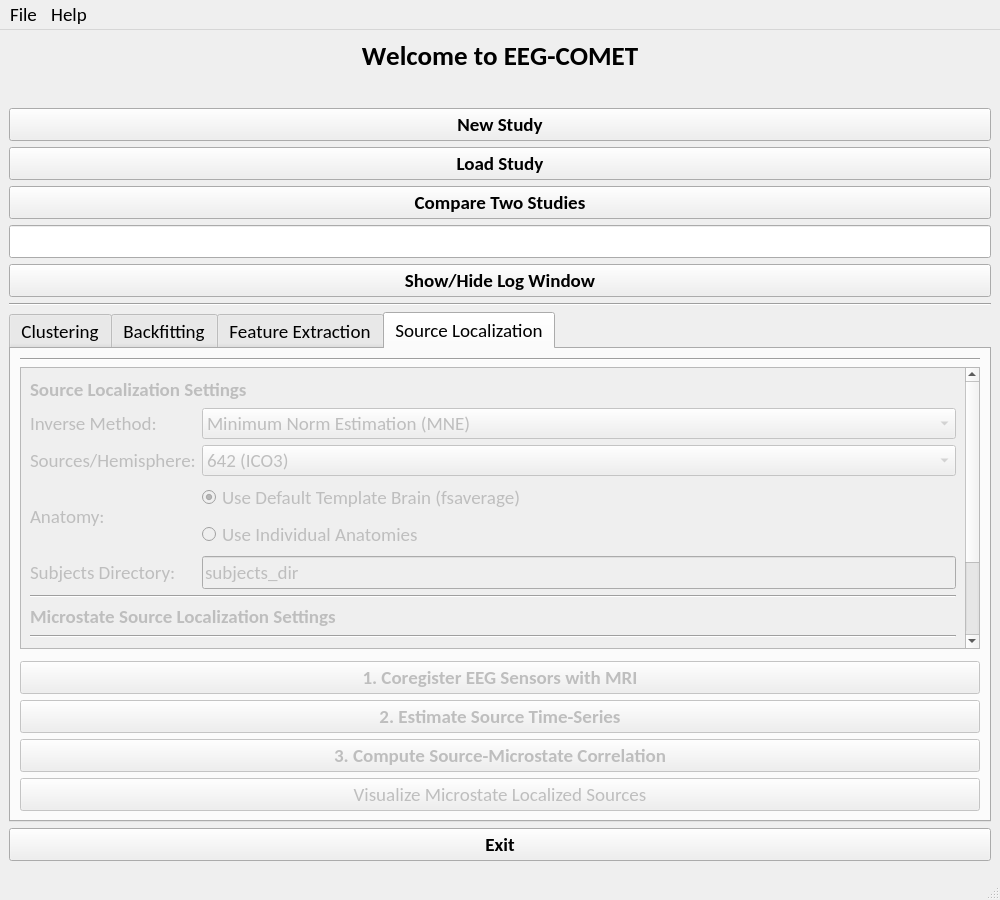
The window that EEG_COMET/ui/MainMicrostateWindow.ui (eeg-comet/eeg-comet) describes before a commit, drawn with Qt 5.
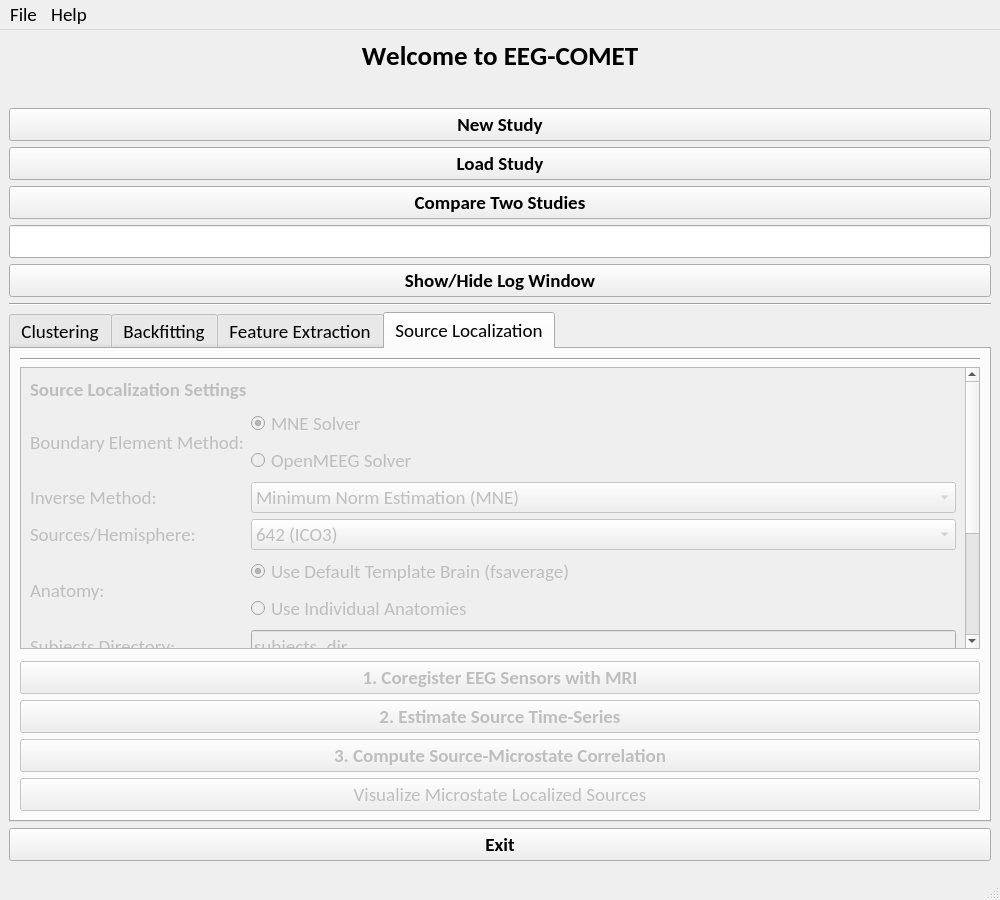
The same window after the commit. The open tabs and pages were chosen to show the change.

Commit message: improved source localization

Diff of the .ui file:
```diff
--- a/EEG_COMET/ui/MainMicrostateWindow.ui
+++ b/EEG_COMET/ui/MainMicrostateWindow.ui
@@ -242,7 +242,7 @@
          <enum>QTabWidget::North</enum>
         </property>
         <property name="currentIndex">
-         <number>0</number>
+         <number>3</number>
         </property>
         <property name="iconSize">
          <size>
@@ -342,8 +342,8 @@
               <rect>
                <x>0</x>
                <y>0</y>
-               <width>941</width>
-               <height>837</height>
+               <width>953</width>
+               <height>629</height>
               </rect>
              </property>
              <layout class="QGridLayout" name="gridLayout_2">
@@ -1501,8 +1501,8 @@
               <rect>
                <x>0</x>
                <y>0</y>
-               <width>954</width>
-               <height>384</height>
+               <width>966</width>
+               <height>435</height>
               </rect>
              </property>
              <layout class="QGridLayout" name="gridLayout_5">
@@ -1926,9 +1926,9 @@
              <property name="geometry">
               <rect>
                <x>0</x>
-               <y>-269</y>
-               <width>941</width>
-               <height>662</height>
+               <y>0</y>
+               <width>953</width>
+               <height>506</height>
               </rect>
              </property>
              <layout class="QGridLayout" name="gridLayout_9">
@@ -2832,15 +2832,15 @@
               <rect>
                <x>0</x>
                <y>0</y>
-               <width>941</width>
-               <height>370</height>
+               <width>966</width>
+               <height>379</height>
               </rect>
              </property>
              <layout class="QGridLayout" name="gridLayout_4">
               <item row="0" column="0">
                <layout class="QGridLayout" name="source_GLayout">
-                <item row="2" column="0">
-                 <widget class="QLabel" name="step5_spacing_label">
+                <item row="3" column="0">
+                 <widget class="QLabel" name="step5_inverse_method_label">
                   <property name="enabled">
                    <bool>false</bool>
                   </property>
@@ -2856,14 +2856,14 @@
                    </font>
                   </property>
                   <property name="text">
-                   <string>Sources/Hemisphere:</string>
+                   <string>Inverse Method: </string>
                   </property>
                   <property name="alignment">
                    <set>Qt::AlignLeading|Qt::AlignLeft|Qt::AlignVCenter</set>
                   </property>
                  </widget>
                 </item>
-                <item row="2" column="1">
+                <item row="4" column="1">
                  <widget class="QComboBox" name="step5_spacing_combobox">
                   <property name="enabled">
                    <bool>false</bool>
@@ -2896,8 +2896,8 @@
                   </item>
                  </widget>
                 </item>
-                <item row="1" column="0">
-                 <widget class="QLabel" name="step5_inverse_method_label">
+                <item row="4" column="0">
+                 <widget class="QLabel" name="step5_spacing_label">
                   <property name="enabled">
                    <bool>false</bool>
                   </property>
@@ -2913,37 +2913,14 @@
                    </font>
                   </property>
                   <property name="text">
-                   <string>Inverse Method: </string>
+                   <string>Sources/Hemisphere:</string>
                   </property>
                   <property name="alignment">
                    <set>Qt::AlignLeading|Qt::AlignLeft|Qt::AlignVCenter</set>
                   </property>
                  </widget>
                 </item>
-                <item row="3" column="0" rowspan="2">
-                 <widget class="QLabel" name="step5_anatomical_label_2">
-                  <property name="enabled">
-                   <bool>false</bool>
-                  </property>
-                  <property name="sizePolicy">
-                   <sizepolicy hsizetype="Maximum" vsizetype="Preferred">
-                    <horstretch>0</horstretch>
-                    <verstretch>0</verstretch>
-                   </sizepolicy>
-                  </property>
-                  <property name="font">
-                   <font>
-                    <pointsize>14</pointsize>
-                    <weight>50</weight>
-                    <bold>false</bold>
-                   </font>
-                  </property>
-                  <property name="text">
-                   <string>Anatomy:</string>
-                  </property>
-                 </widget>
-                </item>
-                <item row="4" column="1">
+                <item row="6" column="1">
                  <widget class="QRadioButton" name="step5_use_individual_radio">
                   <property name="enabled">
                    <bool>false</bool>
@@ -2967,8 +2944,31 @@
                   </attribute>
                  </widget>
                 </item>
+                <item row="5" column="0" rowspan="2">
+                 <widget class="QLabel" name="step5_anatomy_label">
+                  <property name="enabled">
+                   <bool>false</bool>
+                  </property>
+                  <property name="sizePolicy">
+                   <sizepolicy hsizetype="Maximum" vsizetype="Preferred">
+                    <horstretch>0</horstretch>
+                    <verstretch>0</verstretch>
+                   </sizepolicy>
+                  </property>
+                  <property name="font">
+                   <font>
+                    <pointsize>14</pointsize>
+                    <weight>50</weight>
+                    <bold>false</bold>
+                   </font>
+                  </property>
+                  <property name="text">
+                   <string>Anatomy:</string>
+                  </property>
+                 </widget>
+                </item>
                 <item row="0" column="0" colspan="2">
-                 <widget class="QLabel" name="step5_stc_label">
+                 <widget class="QLabel" name="step5_stc_settings_label">
                   <property name="enabled">
                    <bool>false</bool>
                   </property>
@@ -2990,7 +2990,7 @@
                   </property>
                  </widget>
                 </item>
-                <item row="1" column="1">
+                <item row="3" column="1">
                  <widget class="QComboBox" name="step5_inverse_method_combobox">
                   <property name="enabled">
                    <bool>false</bool>
@@ -3048,7 +3048,7 @@
                   </item>
                  </widget>
                 </item>
-                <item row="3" column="1">
+                <item row="5" column="1">
                  <widget class="QRadioButton" name="step5_use_fsaverage_radio">
                   <property name="enabled">
                    <bool>false</bool>
@@ -3075,8 +3075,8 @@
                   </attribute>
                  </widget>
                 </item>
-                <item row="5" column="0">
-                 <widget class="QLabel" name="step5_anatomical_label">
+                <item row="7" column="0">
+                 <widget class="QLabel" name="step5_subjects_dir_label">
                   <property name="enabled">
                    <bool>false</bool>
                   </property>
@@ -3098,7 +3098,7 @@
                   </property>
                  </widget>
                 </item>
-                <item row="5" column="1">
+                <item row="7" column="1">
                  <widget class="QLineEdit" name="step5_subjects_dir_lineedit">
                   <property name="enabled">
                    <bool>false</bool>
@@ -3128,7 +3128,81 @@
                   </property>
                  </widget>
                 </item>
-                <item row="10" column="1">
+                <item row="13" column="1">
+                 <widget class="QRadioButton" name="step5_use_avg_radio">
+                  <property name="enabled">
+                   <bool>false</bool>
+                  </property>
+                  <property name="sizePolicy">
+                   <sizepolicy hsizetype="Preferred" vsizetype="Preferred">
+                    <horstretch>0</horstretch>
+                    <verstretch>0</verstretch>
+                   </sizepolicy>
+                  </property>
+                  <property name="font">
+                   <font>
+                    <pointsize>14</pointsize>
+                   </font>
+                  </property>
+                  <property name="text">
+                   <string>Calculate Average Source Times Across Microstate Segments</string>
+                  </property>
+                  <attribute name="buttonGroup">
+                   <string notr="true">buttonGroup_6</string>
+                  </attribute>
+                 </widget>
+                </item>
+                <item row="11" column="1">
+                 <widget class="QRadioButton" name="step5_use_tess_radio">
+                  <property name="enabled">
+                   <bool>false</bool>
+                  </property>
+                  <property name="sizePolicy">
+                   <sizepolicy hsizetype="Preferred" vsizetype="Preferred">
+                    <horstretch>0</horstretch>
+                    <verstretch>0</verstretch>
+                   </sizepolicy>
+                  </property>
+                  <property name="font">
+                   <font>
+                    <pointsize>14</pointsize>
+                   </font>
+                  </property>
+                  <property name="text">
+                   <string>Topographic Electrophysiological State Source-imaging (TESS)</string>
+                  </property>
+                  <property name="checked">
+                   <bool>true</bool>
+                  </property>
+                  <attribute name="buttonGroup">
+                   <string notr="true">buttonGroup_6</string>
+                  </attribute>
+                 </widget>
+                </item>
+                <item row="9" column="0" colspan="2">
+                 <widget class="QLabel" name="step5_source_microstate_settings_label">
+                  <property name="enabled">
+                   <bool>false</bool>
+                  </property>
+                  <property name="sizePolicy">
+                   <sizepolicy hsizetype="Preferred" vsizetype="Preferred">
+                    <horstretch>0</horstretch>
+                    <verstretch>0</verstretch>
+                   </sizepolicy>
+                  </property>
+                  <property name="font">
+                   <font>
+                    <pointsize>14</pointsize>
+                    <weight>75</weight>
+                    <bold>true</bold>
+                   </font>
+                  </property>
+                  <property name="text">
+                   <string>Microstate Source Localization Settings</string>
+                  </property>
+                 </widget>
+                </item>
+                <item row="12" column="1">
                  <layout class="QHBoxLayout" name="horizontalLayout_4">
                   <item>
                    <widget class="QLabel" name="step5_permutations_label">
@@ -3183,96 +3257,22 @@
                   </item>
                  </layout>
                 </item>
-                <item row="11" column="1">
-                 <widget class="QRadioButton" name="step5_use_avg_radio">
-                  <property name="enabled">
-                   <bool>false</bool>
-                  </property>
-                  <property name="sizePolicy">
-                   <sizepolicy hsizetype="Preferred" vsizetype="Preferred">
-                    <horstretch>0</horstretch>
-                    <verstretch>0</verstretch>
-                   </sizepolicy>
-                  </property>
-                  <property name="font">
-                   <font>
-                    <pointsize>14</pointsize>
-                   </font>
-                  </property>
-                  <property name="text">
-                   <string>Average source time sources over microstate segments</string>
-                  </property>
-                  <attribute name="buttonGroup">
-                   <string notr="true">buttonGroup_6</string>
-                  </attribute>
-                 </widget>
-                </item>
-                <item row="6" column="0" colspan="2">
-                 <widget class="Line" name="step5_line2">
-                  <property name="orientation">
-                   <enum>Qt::Horizontal</enum>
-                  </property>
-                 </widget>
-                </item>
-                <item row="8" column="0" colspan="2">
+                <item row="10" column="0" colspan="2">
                  <widget class="Line" name="step5_line3">
                   <property name="orientation">
                    <enum>Qt::Horizontal</enum>
                   </property>
                  </widget>
                 </item>
-                <item row="9" column="1">
-                 <widget class="QRadioButton" name="step5_use_tess_radio">
-                  <property name="enabled">
-                   <bool>false</bool>
+                <item row="8" column="0" colspan="2">
+                 <widget class="Line" name="step5_line2">
+                  <property name="orientation">
+                   <enum>Qt::Horizontal</enum>
                   </property>
-                  <property name="sizePolicy">
-                   <sizepolicy hsizetype="Preferred" vsizetype="Preferred">
-                    <horstretch>0</horstretch>
-                    <verstretch>0</verstretch>
-                   </sizepolicy>
-                  </property>
-                  <property name="font">
-                   <font>
-                    <pointsize>14</pointsize>
-                   </font>
-                  </property>
-                  <property name="text">
-                   <string>Topographic Electrophysiological State Source-imaging (TESS)</string>
-                  </property>
-                  <property name="checked">
-                   <bool>true</bool>
-                  </property>
-                  <attribute name="buttonGroup">
-                   <string notr="true">buttonGroup_6</string>
-                  </attribute>
                  </widget>
                 </item>
-                <item row="7" column="0" colspan="2">
-                 <widget class="QLabel" name="step5_source_microstate_correlation_label">
-                  <property name="enabled">
-                   <bool>false</bool>
-                  </property>
-                  <property name="sizePolicy">
-                   <sizepolicy hsizetype="Preferred" vsizetype="Preferred">
-                    <horstretch>0</horstretch>
-                    <verstretch>0</verstretch>
-                   </sizepolicy>
-                  </property>
-                  <property name="font">
-                   <font>
-                    <pointsize>14</pointsize>
-                    <weight>75</weight>
-                    <bold>true</bold>
-                   </font>
-                  </property>
-                  <property name="text">
-                   <string>Microstate Source Localization Settings</string>
-                  </property>
-                 </widget>
-                </item>
-                <item row="9" column="0" rowspan="3">
-                 <widget class="QLabel" name="step5_inverse_method_label_2">
+                <item row="11" column="0" rowspan="3">
+                 <widget class="QLabel" name="step5_source_microstate_method_label">
                   <property name="enabled">
                    <bool>false</bool>
                   </property>
@@ -3295,6 +3295,81 @@
                   </property>
                  </widget>
                 </item>
+                <item row="1" column="1">
+                 <widget class="QRadioButton" name="step5_bem_mne_radio">
+                  <property name="enabled">
+                   <bool>false</bool>
+                  </property>
+                  <property name="sizePolicy">
+                   <sizepolicy hsizetype="Preferred" vsizetype="Preferred">
+                    <horstretch>0</horstretch>
+                    <verstretch>0</verstretch>
+                   </sizepolicy>
+                  </property>
+                  <property name="font">
+                   <font>
+                    <pointsize>14</pointsize>
+                   </font>
+                  </property>
+                  <property name="text">
+                   <string>MNE Solver</string>
+                  </property>
+                  <property name="checked">
+                   <bool>true</bool>
+                  </property>
+                  <attribute name="buttonGroup">
+                   <string notr="true">buttonGroup_7</string>
+                  </attribute>
+                 </widget>
+                </item>
+                <item row="2" column="1">
+                 <widget class="QRadioButton" name="step5_bem_openmeeg_radio">
+                  <property name="enabled">
+                   <bool>false</bool>
+                  </property>
+                  <property name="sizePolicy">
+                   <sizepolicy hsizetype="Preferred" vsizetype="Preferred">
+                    <horstretch>0</horstretch>
+                    <verstretch>0</verstretch>
+                   </sizepolicy>
+                  </property>
+                  <property name="font">
+                   <font>
+                    <pointsize>14</pointsize>
+                   </font>
+                  </property>
+                  <property name="text">
+                   <string>OpenMEEG Solver</string>
+                  </property>
+                  <attribute name="buttonGroup">
+                   <string notr="true">buttonGroup_7</string>
+                  </attribute>
+                 </widget>
+                </item>
+                <item row="1" column="0" rowspan="2">
+                 <widget class="QLabel" name="step5_bem_method_label">
+                  <property name="enabled">
+                   <bool>false</bool>
+                  </property>
+                  <property name="sizePolicy">
+                   <sizepolicy hsizetype="Maximum" vsizetype="Preferred">
+                    <horstretch>0</horstretch>
+                    <verstretch>0</verstretch>
+                   </sizepolicy>
+                  </property>
+                  <property name="font">
+                   <font>
+                    <pointsize>14</pointsize>
+                   </font>
+                  </property>
+                  <property name="text">
+                   <string>Boundary Element Method:</string>
+                  </property>
+                  <property name="alignment">
+                   <set>Qt::AlignLeading|Qt::AlignLeft|Qt::AlignVCenter</set>
+                  </property>
+                 </widget>
+                </item>
                </layout>
               </item>
              </layout>
@@ -3383,7 +3458,7 @@
      <x>0</x>
      <y>0</y>
      <width>1000</width>
-     <height>22</height>
+     <height>18</height>
     </rect>
    </property>
    <widget class="QMenu" name="menuImport">
```
Left out of the diff: 5 changed lines with no effect on the pictures. The commit also changes 6 other files.
